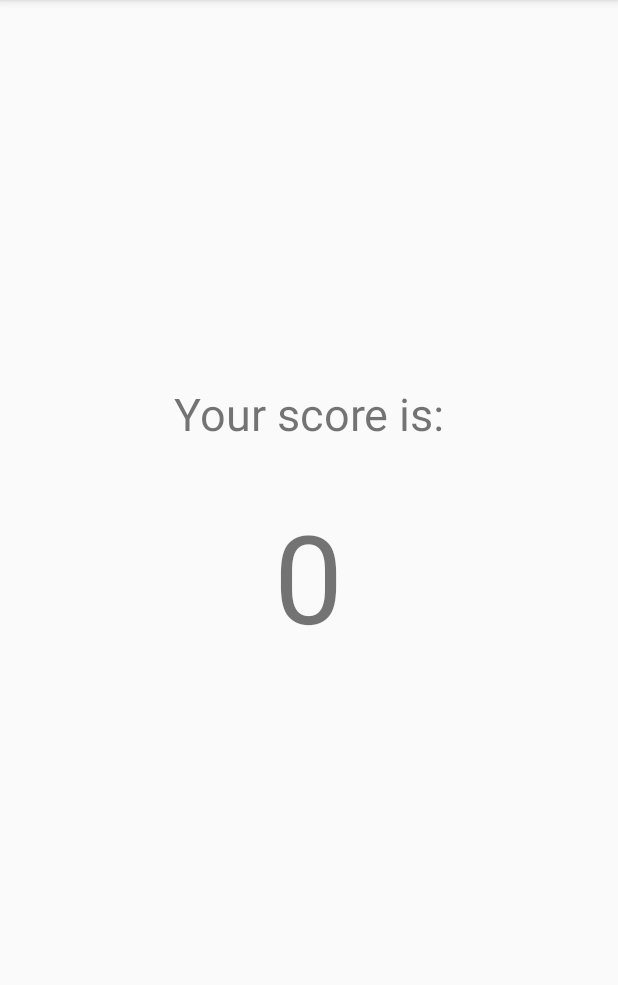
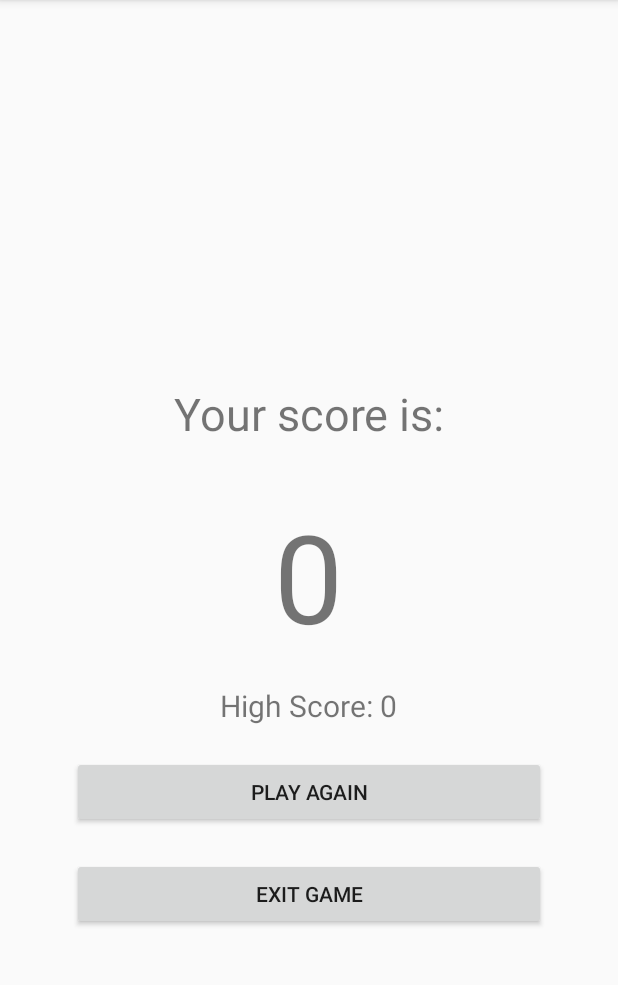
Before and after one commit to pinakip1998/GuessingGame, an Android app: the ShowScore screen opened directly, with no data from a screen before it, on a phone screen of 412 x 824 dp, the part 84-1069 px from its top. Run offline under Robolectric (Android 15) with nearby library versions, the phone set to English and light mode, and no system bars; libraries missing offline, so code that uses them is left out: io.realm; 4 statements that could not run were skipped.

```diff
--- a/app/src/main/java/com/example/guessinggame/ShowScore.java
+++ b/app/src/main/java/com/example/guessinggame/ShowScore.java
@@ -4,20 +4,30 @@ import androidx.appcompat.app.AppCompatActivity;
 
 import android.content.Intent;
 import android.os.Bundle;
+import android.view.View;
 import android.widget.TextView;
+
+import io.realm.Realm;
 
 public class ShowScore extends AppCompatActivity {
 
     TextView score_tv;
-
+    private TextView highScore;
+    String username;
     @Override
     protected void onCreate(Bundle savedInstanceState) {
         super.onCreate(savedInstanceState);
         setContentView(R.layout.activity_show_score);
+        Bundle b = getIntent().getExtras();
+        int score = b.getInt("score");
+        username = b.getString("name");
         score_tv=findViewById(R.id.score_t);
-        Intent intent = getIntent();
-        Integer sc = intent.getIntExtra(MainActivity.EXTRA_NUMBER,0);
-        score_tv.setText(sc.toString());
+        highScore = findViewById(R.id.high_score_tv);
+
+        Player player = Realm.getDefaultInstance().where(Player.class).equalTo("name", username).findFirst();
+        int maxScore = player.getMax_score();
+        score_tv.setText(String.valueOf(score));
+        highScore.setText(String.valueOf(maxScore));
     }
 
     @Override
@@ -27,4 +37,21 @@ public class ShowScore extends AppCompatActivity {
         startActivity(intent);
         finish();
     }
+
+    public void exitGame(View view)
+    {
+        Intent intent = new Intent(this, LoginActivity.class);
+        intent.addFlags(Intent.FLAG_ACTIVITY_CLEAR_TOP);
+        intent.putExtra("exit", true);
+        startActivity(intent);
+    }
+
+    public void playAgain(View view){
+        Intent intent = new Intent(this, CategoryActivity.class);
+        Bundle b = new Bundle();
+        b.putString("name", username);
+        intent.putExtras(b);
+        startActivity(intent);
+        finish();
+    }
 }
--- a/app/src/main/res/layout/activity_show_score.xml
+++ b/app/src/main/res/layout/activity_show_score.xml
@@ -23,5 +23,61 @@
         android:layout_centerVertical="true"
         android:text="0"
         android:textSize="82dp" />
+    <LinearLayout
+        android:id="@+id/game_over_scores"
+        android:layout_width="match_parent"
+        android:layout_height="wrap_content"
+        android:layout_marginStart="8dp"
+        android:layout_marginTop="8dp"
+        android:layout_marginEnd="8dp"
+        android:layout_marginBottom="8dp"
+        android:orientation="vertical"
+        android:layout_below="@+id/score_t"
+        app:layout_constraintVertical_bias="0.132">
 
+        <LinearLayout
+            android:layout_width="match_parent"
+            android:layout_height="wrap_content"
+            android:orientation="horizontal"
+            android:gravity="center"
+            android:layout_marginTop="10dp">
+
+            <TextView
+                android:layout_width="wrap_content"
+                android:layout_height="wrap_content"
+                android:text="High Score: "
+                android:textSize="20dp"
+                />
+
+            <TextView
+                android:id="@+id/high_score_tv"
+                android:layout_width="wrap_content"
+                android:layout_height="wrap_content"
+                android:textSize="20dp" />
+
+        </LinearLayout>
+
+        <Button
+            android:id="@+id/play_again_bt"
+            android:layout_width="match_parent"
+            android:layout_height="wrap_content"
+            android:text="Play Again"
+            android:onClick="playAgain"
+            android:layout_marginStart="40dp"
+            android:layout_marginEnd="40dp"
+            android:layout_marginTop="20dp"
+            />
+
+        <Button
+            android:id="@+id/exit_game_bt"
+            android:layout_width="match_parent"
+            android:layout_height="wrap_content"
+            android:text="Exit Game"
+            android:onClick="exitGame"
+            android:layout_marginStart="40dp"
+            android:layout_marginEnd="40dp"
+            android:layout_marginTop="20dp"
+            />
+
+    </LinearLayout>
 </RelativeLayout>
```
Also changed, not shown: app/src/main/AndroidManifest.xml (+8 -1 lines), app/src/main/java/com/example/guessinggame/CategoryActivity.java (+9 -4 lines), app/src/main/java/com/example/guessinggame/LoginActivity.java (+12 -4 lines), app/src/main/java/com/example/guessinggame/MainActivity.java (+22 -39 lines), app/src/main/java/com/example/guessinggame/RealmInitialization.java (added, +14 -0 lines).
